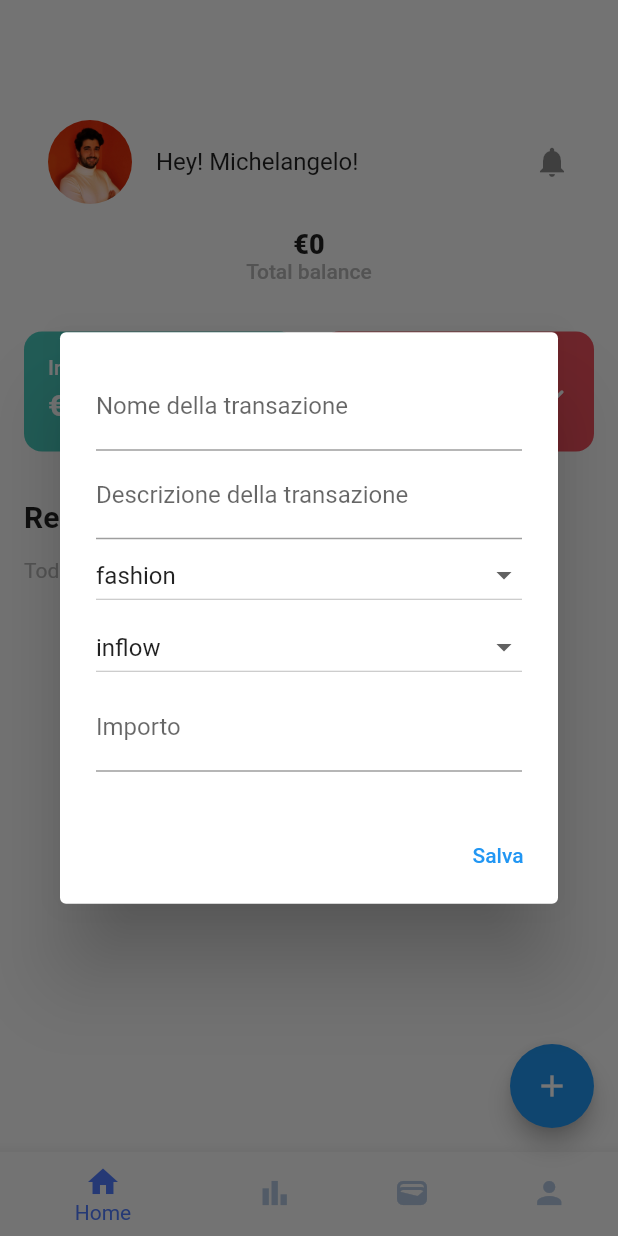
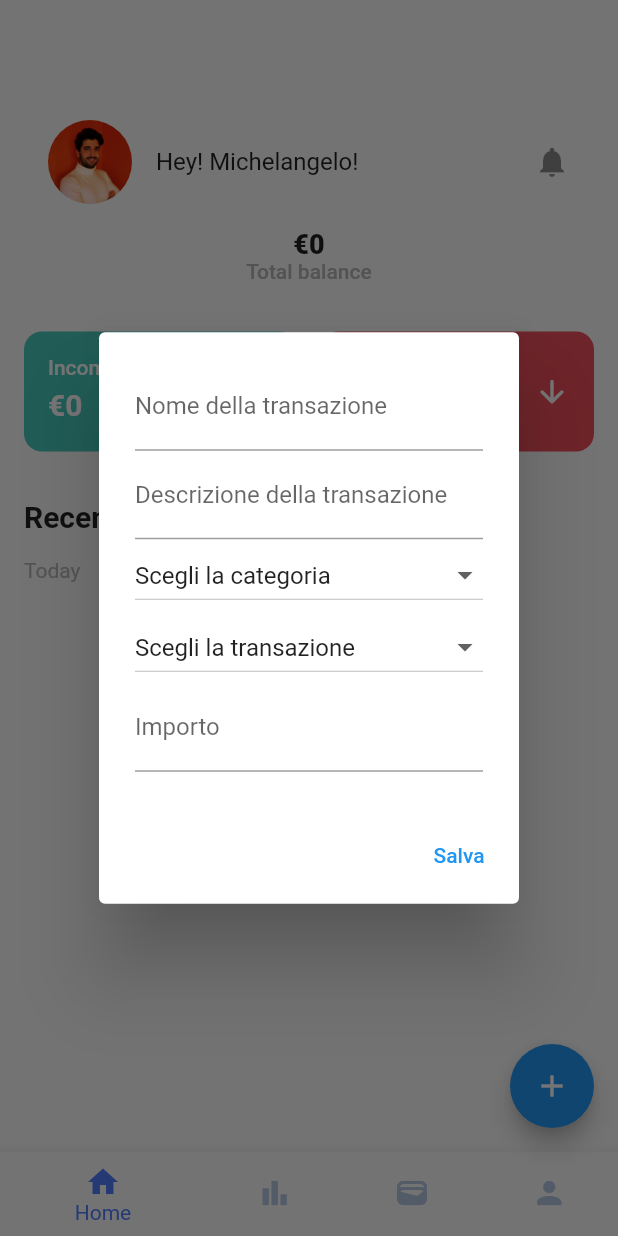
Before and after one commit to Michelangelo00/flutter-projects, a Flutter app: the screen it shows after launch, after a tap on the "add" icon, on a phone screen of 412 x 824 dp. Run offline on Flutter 3.47's test engine with Material 2 defaults, Android fonts, the phone set to English and light mode, and no system bars.

Commit message:
10:09 - 30/08/2023

```diff
--- a/moneymanagerapp/lib/data/userInfo.dart
+++ b/moneymanagerapp/lib/data/userInfo.dart
@@ -1,6 +1,6 @@
-enum TransactionType { outflow, inflow }
+enum TransactionType { outflow, inflow, none }
 
-enum ItemCategoryType { fashion, grocery, payments }
+enum ItemCategoryType { fashion, grocery, payments, none }
 
 class UserInfo {
   String name;
--- a/moneymanagerapp/lib/screens/main_screen_host.dart
+++ b/moneymanagerapp/lib/screens/main_screen_host.dart
@@ -5,6 +5,7 @@ import 'package:moneymanagerapp/screens/home_screen_tab.dart';
 import 'package:moneymanagerapp/utils/constants.dart';
 import 'package:moneymanagerapp/widget/transiction_item_title.dart';
 import 'package:intl/intl.dart';
+import 'package:intl/date_symbol_data_local.dart';
 
 class MainScreenHost extends StatefulWidget {
   const MainScreenHost({super.key});
@@ -16,6 +17,12 @@ class MainScreenHost extends StatefulWidget {
 class _MainScreenHostState extends State<MainScreenHost> {
   List<Transaction> transactions = [];
   var currentIndex = 0;
+
+  @override
+  void initState() {
+    super.initState();
+    initializeDateFormatting('it_IT', null);
+  }
 
   Widget buildTabContent(int index) {
     switch (index) {
@@ -70,10 +77,12 @@ class _MainScreenHostState extends State<MainScreenHost> {
     String newItemCategoryName = '';
     String newItemName = '';
     double newAmount = 0.0;
-    ItemCategoryType newItemCategoryType = ItemCategoryType.fashion;
-    TransactionType newTransictionType = TransactionType.inflow;
+    ItemCategoryType newItemCategoryType = ItemCategoryType.none;
+    TransactionType newTransictionType = TransactionType.none;
     DateTime now = DateTime.now();
-    String formattedDate = DateFormat('dd-MM-yyyy HH:mm').format(now);
+    String formattedDate = DateFormat('dd-MM-yyyy HH:mm', 'it').format(now);
+    String categoryErrorMessage = '';
+    String transactionErrorMessage = '';
 
     showDialog(
       context: context,
@@ -106,16 +115,22 @@ class _MainScreenHostState extends State<MainScreenHost> {
                       child: DropdownButton<ItemCategoryType>(
                         isExpanded: true,
                         icon: const Padding(
-                          padding: EdgeInsets.only(left: 150),
+                          padding: EdgeInsets.only(left: 10),
                           child: Icon(Icons.arrow_drop_down),
                         ),
                         value: newItemCategoryType,
-                        hint: const Text("Seleziona una categoria"),
+                        hint: const Text("Scegli la categoria"),
                         items: ItemCategoryType.values
                             .map((ItemCategoryType category) {
                           return DropdownMenuItem<ItemCategoryType>(
                             value: category,
-                            child: Text(category.toString().split('.').last),
+                            child: category == ItemCategoryType.none
+                                ? const Text(
+                                    "Scegli la categoria",
+                                    overflow: TextOverflow
+                                        .ellipsis, // Gestisci il troncamento del testo
+                                  )
+                                : Text(category.toString().split('.').last),
                           );
                         }).toList(),
                         onChanged: (ItemCategoryType? newValue) {
@@ -129,6 +144,14 @@ class _MainScreenHostState extends State<MainScreenHost> {
                     ),
                   ],
                 ),
+                if (categoryErrorMessage.isNotEmpty)
+                  Align(
+                    alignment: Alignment.centerLeft,
+                    child: Text(
+                      categoryErrorMessage,
+                      style: const TextStyle(color: Colors.red),
+                    ),
+                  ),
                 // Dropdown per la selezione del tipo di transazione
                 Row(
                   mainAxisAlignment: MainAxisAlignment.start,
@@ -138,15 +161,22 @@ class _MainScreenHostState extends State<MainScreenHost> {
                         isExpanded: true,
                         icon: const Padding(
                           padding: EdgeInsets.only(
-                              left: 150), // Sposta l'icona a destra
+                              left: 10), // Sposta l'icona a destra
                           child: Icon(Icons.arrow_drop_down),
                         ),
                         value: newTransictionType,
+                        hint: const Text("Scegli la transazione"),
                         items:
                             TransactionType.values.map((TransactionType type) {
                           return DropdownMenuItem<TransactionType>(
                             value: type,
-                            child: Text(type.toString().split('.').last),
+                            child: type == TransactionType.none
+                                ? const Text(
+                                    "Scegli la transazione",
+                                    overflow: TextOverflow
+                                        .ellipsis, // Gestisci il troncamento del testo
+                                  )
+                                : Text(type.toString().split('.').last),
                           );
                         }).toList(),
                         onChanged: (TransactionType? newValue) {
@@ -160,6 +190,14 @@ class _MainScreenHostState extends State<MainScreenHost> {
                     ),
                   ],
                 ),
+                if (transactionErrorMessage.isNotEmpty)
+                  Align(
+                    alignment: Alignment.centerLeft,
+                    child: Text(
+                      transactionErrorMessage,
+                      style: const TextStyle(color: Colors.red),
+                    ),
+                  ),
                 TextField(
                   onChanged: (value) {
                     newAmount = double.parse(value);
@@ -167,12 +205,29 @@ class _MainScreenHostState extends State<MainScreenHost> {
                   decoration: const InputDecoration(labelText: 'Importo'),
                   keyboardType: TextInputType.number,
                 ),
-                // ... altri campi
               ],
             ),
             actions: [
               TextButton(
                 onPressed: () {
+                  bool isValid = true;
+
+                  if (newItemCategoryType == ItemCategoryType.none) {
+                    categoryErrorMessage = 'Scegli una categoria.';
+                    isValid = false;
+                  } else {
+                    categoryErrorMessage = '';
+                  }
+
+                  if (newTransictionType == TransactionType.none) {
+                    transactionErrorMessage = 'Scegli una transazione.';
+                    isValid = false;
+                  } else {
+                    transactionErrorMessage = '';
+                  }
+
+                  setState(() {});
+                  if (isValid) {
                     addTransaction(
                       newItemCategoryType,
                       newTransictionType,
@@ -181,7 +236,8 @@ class _MainScreenHostState extends State<MainScreenHost> {
                       newAmount.toString(),
                       formattedDate,
                     );
-                  Navigator.of(context).pop(); // chiude il dialog
+                    Navigator.of(context).pop();
+                  } // chiude il dialog
                 },
                 child: const Text("Salva"),
               ),
--- a/moneymanagerapp/lib/widget/transiction_item_title.dart
+++ b/moneymanagerapp/lib/widget/transiction_item_title.dart
@@ -15,6 +15,8 @@ class TransictionItemTitle extends StatelessWidget {
         return "+";
       case TransactionType.outflow:
         return "-";
+      case TransactionType.none:
+        return "";
     }
   }
 
```
Lines whose indentation alone changed are shown as unchanged.
